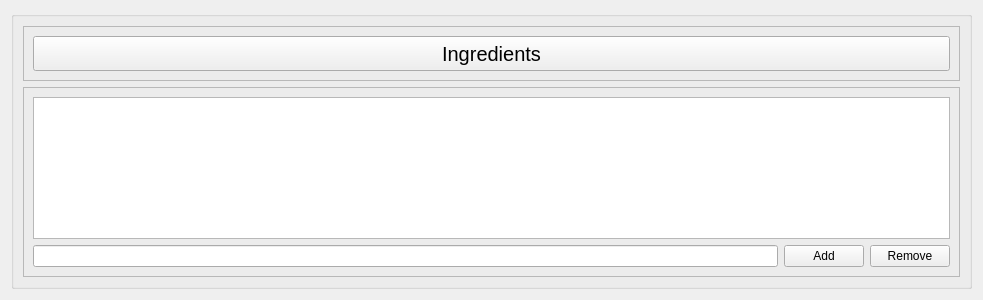
andremmvgabriel/MyCookingBook, file widgets/designs/IngredientsDataWidget.ui: the form before one commit.
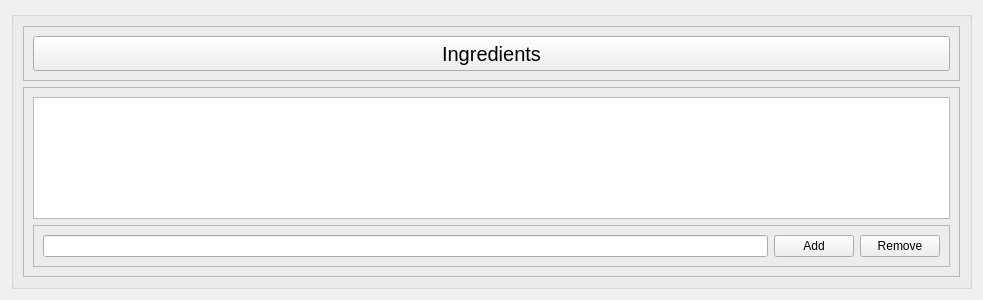
The form after the commit.

```diff
--- a/widgets/designs/IngredientsDataWidget.ui
+++ b/widgets/designs/IngredientsDataWidget.ui
@@ -69,7 +69,14 @@
           <widget class="QListWidget" name="listIngredients"/>
          </item>
          <item>
-          <layout class="QHBoxLayout" name="horizontalLayout">
+          <widget class="QFrame" name="frameEdit">
+           <property name="frameShape">
+            <enum>QFrame::StyledPanel</enum>
+           </property>
+           <property name="frameShadow">
+            <enum>QFrame::Raised</enum>
+           </property>
+           <layout class="QHBoxLayout" name="horizontalLayout_2">
            <item>
             <widget class="QLineEdit" name="entryIngredient"/>
            </item>
@@ -88,6 +95,7 @@
             </widget>
            </item>
           </layout>
+          </widget>
          </item>
         </layout>
        </widget>
```
Lines whose indentation alone changed are shown as unchanged.
